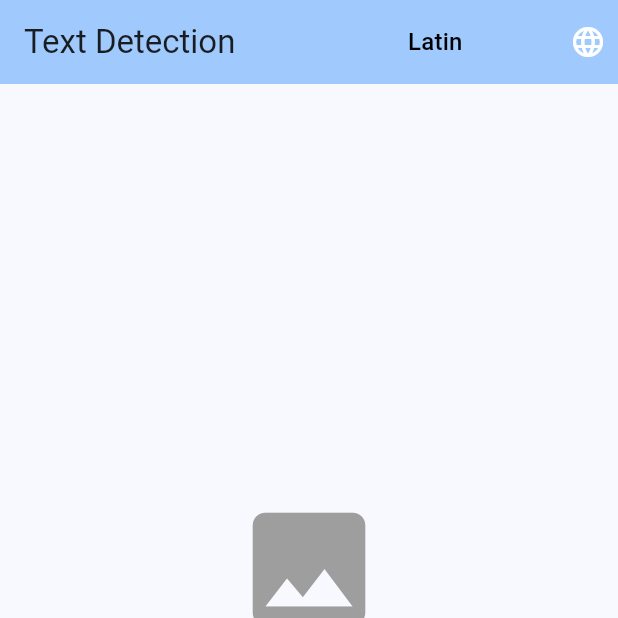
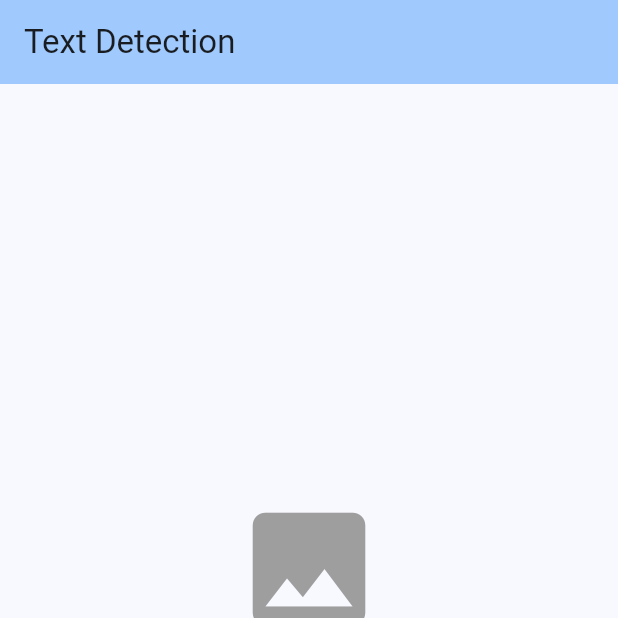
Before and after one commit to bulbulahmed-cse/ocr_with_ml, a Flutter app: the screen it shows after launch, on a phone screen of 412 x 824 dp, the top half of it. Run offline on Flutter 3.47's test engine with Material 3 defaults, Android fonts, the phone set to English and light mode, and no system bars; our stand-ins replace flutter_riverpod, image_picker, pdf, printing; missing offline and left inert: google_mlkit_text_recognition.

Commit message:
move to clean architecture with riverpod.

```diff
--- a/lib/features/ocr/data/datasources/mlkit_datasource.dart
+++ b/lib/features/ocr/data/datasources/mlkit_datasource.dart
@@ -10,10 +10,10 @@ enum RecognitionScript {
 /// Data source for ML Kit text recognition operations
 class MlKitDataSource {
   TextRecognizer? _textRecognizer;
-  RecognitionScript _currentScript = RecognitionScript.latin;
+  RecognitionScript _currentScript = RecognitionScript.devanagari;
 
   MlKitDataSource({RecognitionScript? script}) {
-    _currentScript = script ?? RecognitionScript.latin;
+    _currentScript = script ?? RecognitionScript.devanagari;
     _initializeRecognizer();
   }
 
@@ -22,14 +22,16 @@ class MlKitDataSource {
     // For Bengali/Bangla, use default recognizer (without script specification)
     // which can detect multiple languages including Bengali
     // For Latin, explicitly use latin script for better performance
-    if (_currentScript == RecognitionScript.devanagari) {
+    // if (_currentScript == RecognitionScript.devanagari) {
       // Use default recognizer for Bengali - it can auto-detect Bengali text
-      _textRecognizer = TextRecognizer();
-    } else {
       _textRecognizer = TextRecognizer(
-        script: TextRecognitionScript.latin,
+        script: TextRecognitionScript.devanagiri
       );
-    }
+    // } else {
+    //   _textRecognizer = TextRecognizer(
+    //     script: TextRecognitionScript.latin,
+    //   );
+    // }
   }
 
   /// Change recognition script
--- a/lib/features/ocr/presentation/providers/ocr_state_provider.dart
+++ b/lib/features/ocr/presentation/providers/ocr_state_provider.dart
@@ -23,7 +23,7 @@ class OcrState {
     this.isProcessing = false,
     this.scale = 1.0,
     this.errorMessage,
-    this.recognitionScript = RecognitionScript.latin,
+    this.recognitionScript = RecognitionScript.devanagari,
   });
 
   OcrState copyWith({
--- a/lib/features/ocr/presentation/screens/ocr_screen.dart
+++ b/lib/features/ocr/presentation/screens/ocr_screen.dart
@@ -42,32 +42,32 @@ class OcrScreen extends ConsumerWidget {
         backgroundColor: Theme.of(context).colorScheme.inversePrimary,
         actions: [
           // Script selection dropdown
-          Padding(
-            padding: const EdgeInsets.symmetric(horizontal: 8.0),
-            child: DropdownButton<RecognitionScript>(
-              value: ocrState.recognitionScript,
-              underline: const SizedBox(),
-              icon: const Icon(Icons.language, color: Colors.white),
-              items: const [
-                DropdownMenuItem(
-                  value: RecognitionScript.latin,
-                  child: Text('Latin', style: TextStyle(color: Colors.black)),
-                ),
-                DropdownMenuItem(
-                  value: RecognitionScript.devanagari,
-                  child: Text('বাংলা (Bengali)', style: TextStyle(color: Colors.black)),
-                ),
-              ],
-              onChanged: (script) {
-                if (script != null) {
-                  // Update script provider
-                  ref.read(recognitionScriptProvider.notifier).state = script;
-                  // Update OCR state and re-process
-                  ocrNotifier.changeScript(script);
-                }
-              },
-            ),
-          ),
+          // Padding(
+          //   padding: const EdgeInsets.symmetric(horizontal: 8.0),
+          //   child: DropdownButton<RecognitionScript>(
+          //     value: ocrState.recognitionScript,
+          //     underline: const SizedBox(),
+          //     icon: const Icon(Icons.language, color: Colors.white),
+          //     items: const [
+          //       DropdownMenuItem(
+          //         value: RecognitionScript.latin,
+          //         child: Text('Latin', style: TextStyle(color: Colors.black)),
+          //       ),
+          //       DropdownMenuItem(
+          //         value: RecognitionScript.devanagari,
+          //         child: Text('বাংলা (Bengali)', style: TextStyle(color: Colors.black)),
+          //       ),
+          //     ],
+          //     onChanged: (script) {
+          //       if (script != null) {
+          //         // Update script provider
+          //         ref.read(recognitionScriptProvider.notifier).state = script;
+          //         // Update OCR state and re-process
+          //         ocrNotifier.changeScript(script);
+          //       }
+          //     },
+          //   ),
+          // ),
           if (ocrState.hasTextBlocks) ...[
             IconButton(
               icon: const Icon(Icons.picture_as_pdf),
```
Also changed, not shown: 1 other file.
